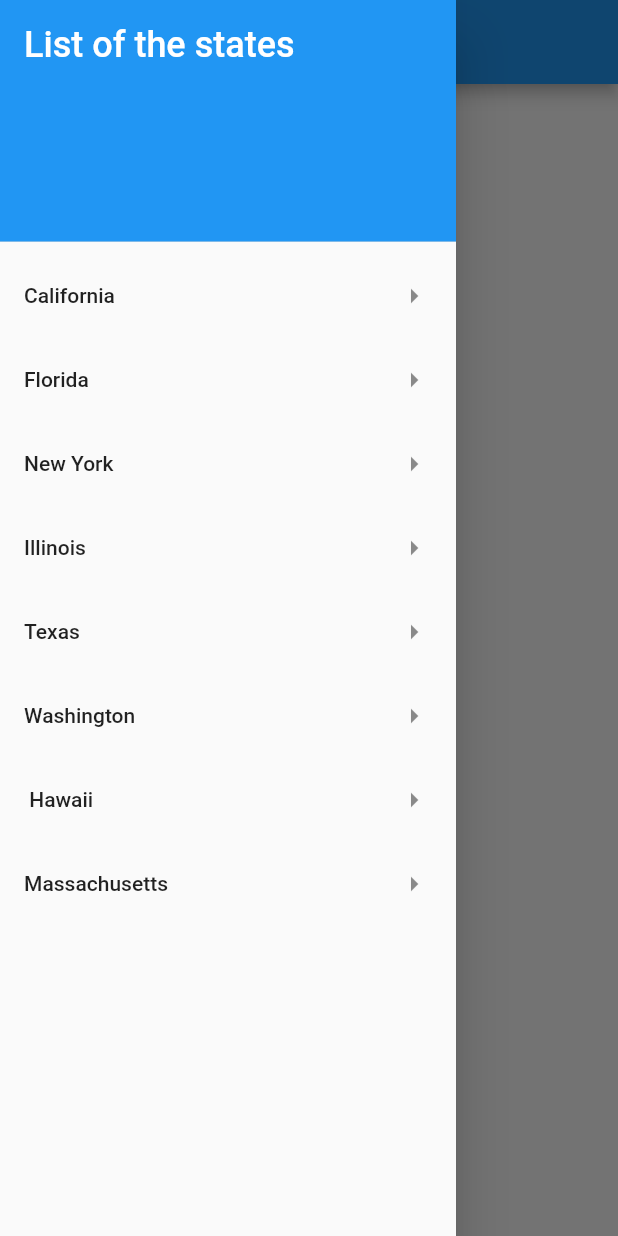
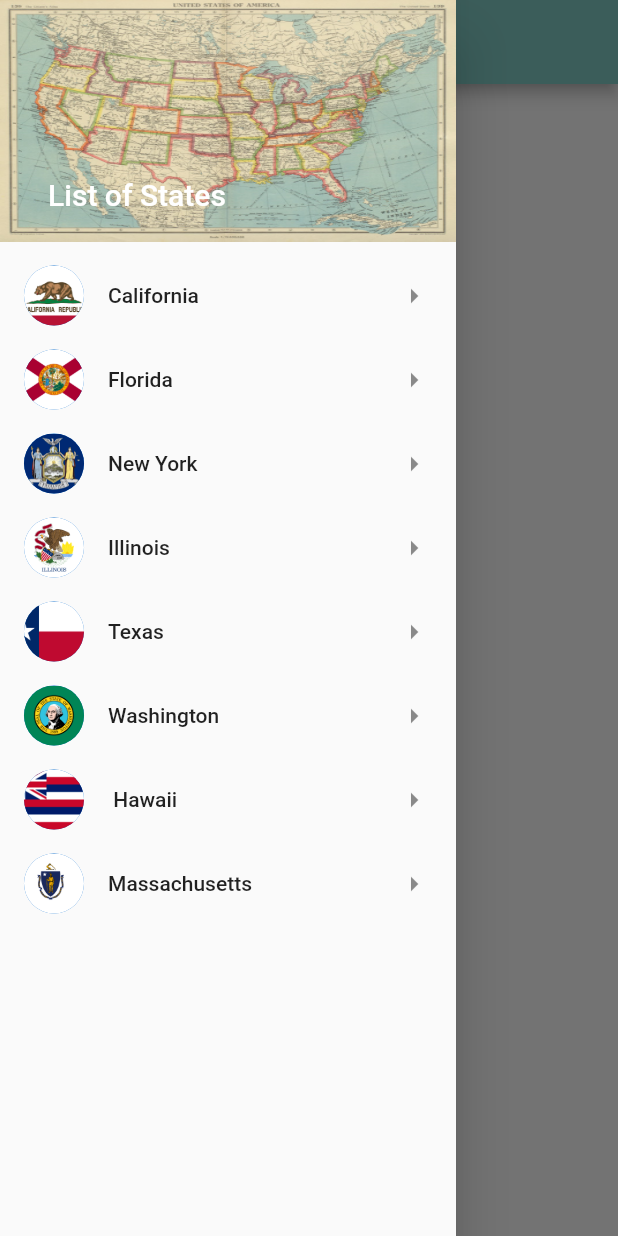
Before and after one commit to hungvo0603/pic_vandyhacks, a Flutter app: the screen it shows after launch, with the side drawer open, on a phone screen of 412 x 824 dp. Run offline on Flutter 3.47's test engine with Material 2 defaults, Android fonts, the phone set to English and light mode, and no system bars.

Commit message:
New_version with pictures and new theme colors

```diff
--- a/vandy_hack/lib/main.dart
+++ b/vandy_hack/lib/main.dart
@@ -19,7 +19,6 @@ class MyApp extends StatelessWidget {
           // or simply save your changes to "hot reload" in a Flutter IDE).
           // Notice that the counter didn't reset back to zero; the application
           // is not restarted.
-        primarySwatch: Colors.blue,
           ),
       home: MyHomePage(title: 'Vandy Hack'),
     );
--- a/vandy_hack/lib/main_func.dart
+++ b/vandy_hack/lib/main_func.dart
@@ -30,29 +30,35 @@ class _MyHomePageState extends State<MyHomePage> {
         // Here we take the value from the MyHomePage object that was created by
         // the App.build method, and use it to set our appbar title.
         title: Text(widget.title),
+        backgroundColor: Colors.teal[200],
       ),
       drawer: Drawer(
         child: ListView(
           padding: EdgeInsets.zero,
           children: <Widget>[
             DrawerHeader(
-              decoration: BoxDecoration(
-                //image: DecorationImage(
-                //fit: BoxFit.fill,
-                //image:  AssetImage('path/to/header_background.png')),
-                color: Colors.blue,
-              ),
-              child: Text(
-                'List of the states',
-                style: TextStyle(
-                  color: Colors.white,
-                  fontSize: 24,
+                decoration: BoxDecoration(
+                  image: DecorationImage(
+                      fit: BoxFit.fill, image: AssetImage('img/map.png')),
+                  //color: Colors.blue,
                 ),
-              ),
-            ),
+                child: Stack(children: <Widget>[
+                  Positioned(
+                      bottom: 12.0,
+                      left: 16.0,
+                      child: Text("List of States",
+                          style: TextStyle(
+                              color: Colors.white,
+                              fontSize: 20.0,
+                              fontWeight: FontWeight.w500))),
+                ])),
             ListTile(
               title: Text('California'),
               trailing: Icon(Icons.arrow_right),
+              leading: CircleAvatar(
+                backgroundImage: AssetImage(
+                    "img/cali.png"), // no matter how big it is, it won't overflow
+              ),
               onTap: () {
                 Navigator.push(context,
                     MaterialPageRoute(builder: (context) => SecondRoute()));
@@ -62,6 +68,10 @@ class _MyHomePageState extends State<MyHomePage> {
             ListTile(
               title: Text('Florida'),
               trailing: Icon(Icons.arrow_right),
+              leading: CircleAvatar(
+                backgroundImage: AssetImage(
+                    "img/florida.png"), // no matter how big it is, it won't overflow
+              ),
               onTap: () {
                 Navigator.push(context,
                     MaterialPageRoute(builder: (context) => SecondRoute()));
@@ -71,6 +81,10 @@ class _MyHomePageState extends State<MyHomePage> {
             ListTile(
               title: Text('New York'),
               trailing: Icon(Icons.arrow_right),
+              leading: CircleAvatar(
+                backgroundImage: AssetImage(
+                    "img/NY.png"), // no matter how big it is, it won't overflow
+              ),
               onTap: () {
                 Navigator.push(context,
                     MaterialPageRoute(builder: (context) => SecondRoute()));
@@ -80,6 +94,10 @@ class _MyHomePageState extends State<MyHomePage> {
             ListTile(
               title: Text('Illinois'),
               trailing: Icon(Icons.arrow_right),
+              leading: CircleAvatar(
+                backgroundImage: AssetImage(
+                    "img/ill.png"), // no matter how big it is, it won't overflow
+              ),
               onTap: () {
                 Navigator.push(context,
                     MaterialPageRoute(builder: (context) => SecondRoute()));
@@ -89,6 +107,10 @@ class _MyHomePageState extends State<MyHomePage> {
             ListTile(
               title: Text('Texas'),
               trailing: Icon(Icons.arrow_right),
+              leading: CircleAvatar(
+                backgroundImage: AssetImage(
+                    "img/Texas.png"), // no matter how big it is, it won't overflow
+              ),
               onTap: () {
                 Navigator.push(context,
                     MaterialPageRoute(builder: (context) => SecondRoute()));
@@ -98,6 +120,10 @@ class _MyHomePageState extends State<MyHomePage> {
             ListTile(
               title: Text('Washington'),
               trailing: Icon(Icons.arrow_right),
+              leading: CircleAvatar(
+                backgroundImage: AssetImage(
+                    "img/Washing.png"), // no matter how big it is, it won't overflow
+              ),
               onTap: () {
                 Navigator.push(context,
                     MaterialPageRoute(builder: (context) => SecondRoute()));
@@ -107,6 +133,10 @@ class _MyHomePageState extends State<MyHomePage> {
             ListTile(
               title: Text(' Hawaii'),
               trailing: Icon(Icons.arrow_right),
+              leading: CircleAvatar(
+                backgroundImage: AssetImage(
+                    "img/Hawaii.png"), // no matter how big it is, it won't overflow
+              ),
               onTap: () {
                 Navigator.push(context,
                     MaterialPageRoute(builder: (context) => SecondRoute()));
@@ -116,6 +146,10 @@ class _MyHomePageState extends State<MyHomePage> {
             ListTile(
               title: Text('Massachusetts'),
               trailing: Icon(Icons.arrow_right),
+              leading: CircleAvatar(
+                backgroundImage: AssetImage(
+                    "img/Mass.png"), // no matter how big it is, it won't overflow
+              ),
               onTap: () {
                 Navigator.push(context,
                     MaterialPageRoute(builder: (context) => SecondRoute()));
```
Also changed, not shown: vandy_hack/pubspec.yaml (+11 -1 lines), vandy_hack/img/Hawaii.png (added), vandy_hack/img/Mass.png (added), vandy_hack/img/NY.png (added), vandy_hack/img/Texas.png (added), vandy_hack/img/Washing.png (added), vandy_hack/img/cali.png (added), vandy_hack/img/florida.png (added), vandy_hack/img/ill.png (added), vandy_hack/img/map.png (added). Lines whose indentation alone changed are shown as unchanged.
